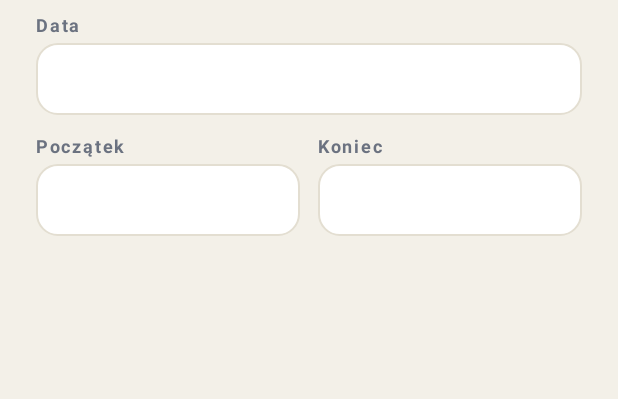
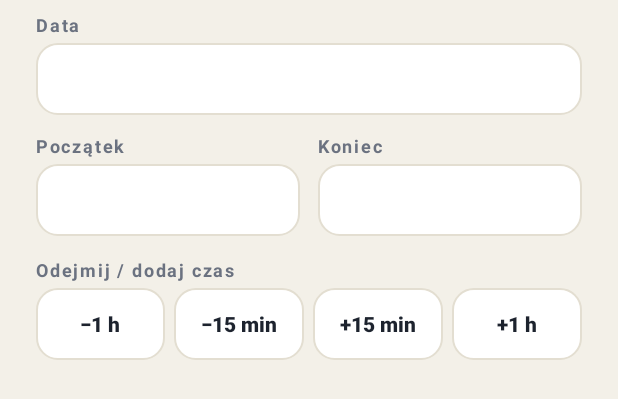
Before and after one commit to krzoskarol-beep/FDSFWDSFASD, an Android app: the layout dialog_entry.xml on its own in the app's theme, with its tools: preview values and no code run, on a phone screen of 412 x 824 dp. Shown: the top 399 px of the screen. Run offline under Robolectric (Android 15) with nearby library versions, the phone set to English and light mode, and no system bars.

```diff
--- a/hours-app/app/build.gradle
+++ b/hours-app/app/build.gradle
@@ -28,8 +28,8 @@ android {
         applicationId "pl.godziny.praca"
         minSdk 24
         targetSdk 36
-        versionCode 2
-        versionName "1.1"
+        versionCode 3
+        versionName "1.2"
 
         testInstrumentationRunner "androidx.test.runner.AndroidJUnitRunner"
     }
--- a/hours-app/app/src/main/res/layout/dialog_entry.xml
+++ b/hours-app/app/src/main/res/layout/dialog_entry.xml
@@ -35,6 +35,26 @@
         </LinearLayout>
     </LinearLayout>
 
+    <TextView android:id="@+id/adjustLabel" style="@style/Text.Title" android:layout_width="wrap_content"
+        android:layout_height="wrap_content" android:layout_marginTop="14dp"
+        android:text="@string/adjust_label" />
+
+    <LinearLayout android:layout_width="match_parent" android:layout_height="wrap_content"
+        android:layout_marginTop="4dp" android:orientation="horizontal">
+        <Button android:id="@+id/minus60" style="@style/Btn.Ghost.Small" android:layout_width="0dp"
+            android:layout_height="wrap_content" android:layout_weight="1"
+            android:layout_marginEnd="6dp" android:text="@string/minus_60" />
+        <Button android:id="@+id/minus15" style="@style/Btn.Ghost.Small" android:layout_width="0dp"
+            android:layout_height="wrap_content" android:layout_weight="1"
+            android:layout_marginEnd="6dp" android:text="@string/minus_15" />
+        <Button android:id="@+id/plus15" style="@style/Btn.Ghost.Small" android:layout_width="0dp"
+            android:layout_height="wrap_content" android:layout_weight="1"
+            android:layout_marginEnd="6dp" android:text="@string/plus_15" />
+        <Button android:id="@+id/plus60" style="@style/Btn.Ghost.Small" android:layout_width="0dp"
+            android:layout_height="wrap_content" android:layout_weight="1"
+            android:text="@string/plus_60" />
+    </LinearLayout>
+
     <TextView android:id="@+id/summary" style="@style/Text.Num"
         android:layout_width="match_parent" android:layout_height="wrap_content"
         android:layout_marginTop="14dp" android:textColor="@color/ink" android:textSize="16sp" />
--- a/hours-app/app/src/main/res/values/strings.xml
+++ b/hours-app/app/src/main/res/values/strings.xml
@@ -28,4 +28,10 @@
     <string name="theme_system">jak w telefonie</string>
     <string name="theme_light">jasny</string>
     <string name="theme_dark">ciemny</string>
+    <string name="adjust_label">Odejmij / dodaj czas</string>
+    <string name="minus_60">−1 h</string>
+    <string name="minus_15">−15 min</string>
+    <string name="plus_15">+15 min</string>
+    <string name="plus_60">+1 h</string>
+    <string name="tap_to_edit">Dotknij wpis, aby go zmienić.</string>
 </resources>
--- a/hours-app/app/src/main/res/values/themes.xml
+++ b/hours-app/app/src/main/res/values/themes.xml
@@ -68,6 +68,13 @@
         <item name="android:textColor">@color/ink</item>
     </style>
 
+    <style name="Btn.Ghost.Small">
+        <item name="android:textSize">14sp</item>
+        <item name="android:paddingStart">0dp</item>
+        <item name="android:paddingEnd">0dp</item>
+        <item name="android:fontFeatureSettings">tnum</item>
+    </style>
+
     <style name="Btn.Dark">
         <item name="android:background">@drawable/btn_dark</item>
         <item name="android:textColor">@color/on_strong</item>
```
Also changed, not shown: hours-app/app/src/main/java/pl/godziny/praca/MainActivity.java (+36 -12 lines), hours-app/app/src/main/java/pl/godziny/praca/WorkMath.java (+16 -0 lines), hours-app/app/src/main/res/layout/activity_main.xml (+10 -0 lines), 4 other files.
